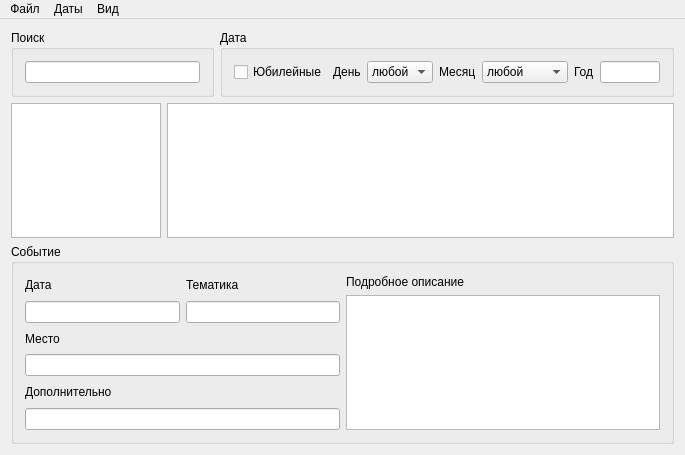
This is ui/eventsmainwindow.ui in Stivius/Calendar as Qt 5 draws it before an edit. The edited form follows.
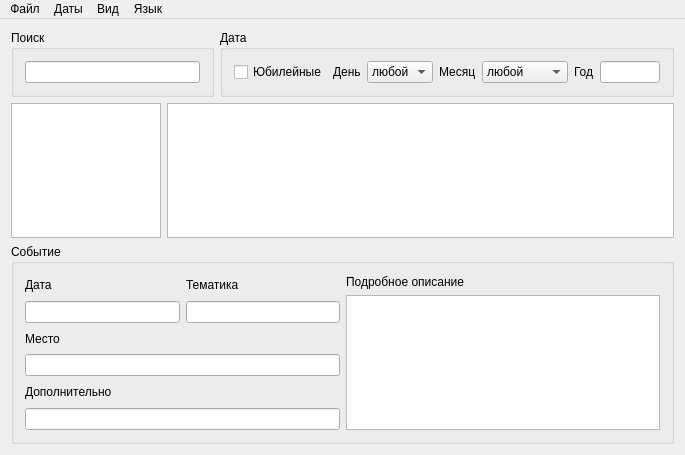
This is the edited form.

```diff
--- a/ui/eventsmainwindow.ui
+++ b/ui/eventsmainwindow.ui
@@ -515,7 +515,7 @@
      <x>0</x>
      <y>0</y>
      <width>685</width>
-     <height>21</height>
+     <height>19</height>
     </rect>
    </property>
    <property name="sizePolicy">
@@ -551,9 +551,18 @@
     <addaction name="helpAction"/>
     <addaction name="exitAction"/>
    </widget>
+   <widget class="QMenu" name="menu_3">
+    <property name="title">
+     <string>Язык</string>
+    </property>
+    <addaction name="russianAction"/>
+    <addaction name="ukrainianAction"/>
+    <addaction name="englishAction"/>
+   </widget>
    <addaction name="menu_5"/>
    <addaction name="menu"/>
    <addaction name="menu_2"/>
+   <addaction name="menu_3"/>
   </widget>
   <action name="newEventAction">
    <property name="text">
```
Left out of the diff: 27 changed lines with no effect on the pictures.
